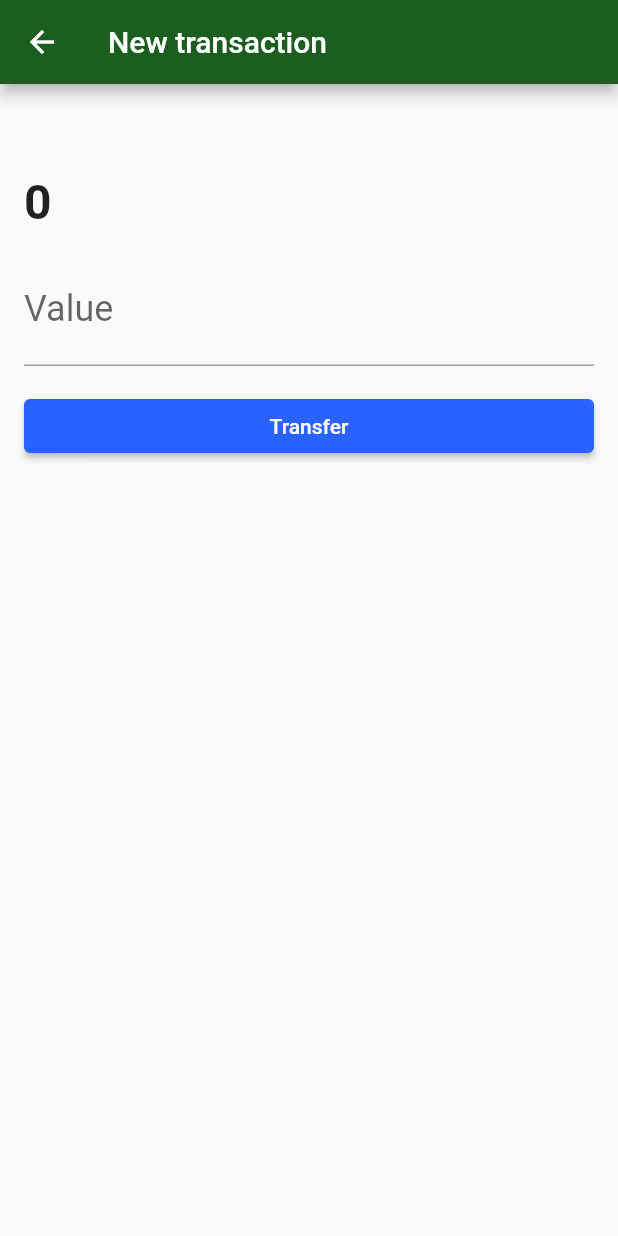
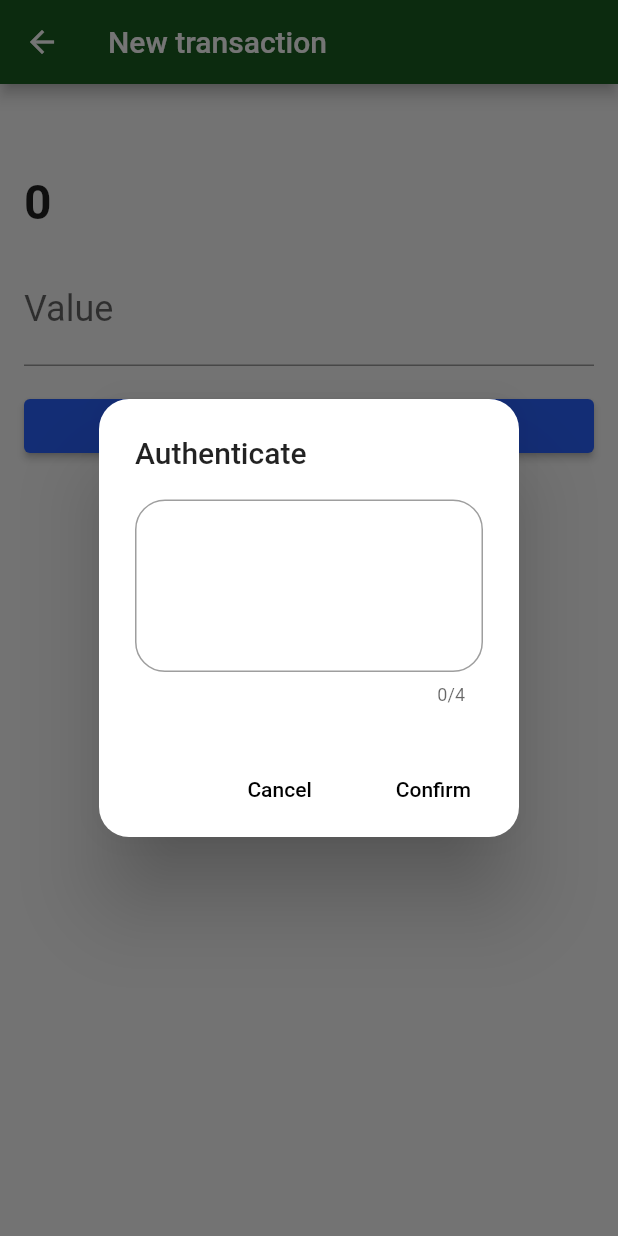
Before and after one commit to SirDiLouis/BytebankAlura, a Flutter app: the TransactionForm screen opened directly with empty values, after a tap on "Transfer", on a phone screen of 412 x 824 dp. Run offline on Flutter 3.47's test engine with Material 2 defaults, Android fonts, the phone set to English and light mode, and no system bars; our stand-ins replace sqflite; missing offline and left inert: http_interceptor, loading_animations; accounts and stored records are empty.

Commit message:
versão 2° curso

```diff
--- /dev/null
+++ b/lib/components/transaction_auth_dialog.dart
@@ -0,0 +1,56 @@
+import 'package:flutter/material.dart';
+
+class TransactionAuthDialog extends StatefulWidget {
+  final Function(String password) onConfirm;
+
+  TransactionAuthDialog({
+    @required this.onConfirm,
+  });
+
+  @override
+  _TransactionAuthDialogState createState() => _TransactionAuthDialogState();
+}
+
+class _TransactionAuthDialogState extends State<TransactionAuthDialog> {
+  TextEditingController _passwordController = TextEditingController();
+
+  @override
+  Widget build(BuildContext context) {
+    return AlertDialog(
+      shape: RoundedRectangleBorder(
+        borderRadius: BorderRadius.circular(20),
+      ),
+      title: Text('Authenticate'),
+      content: TextField(
+        controller: _passwordController,
+        obscureText: true,
+        maxLength: 4,
+        maxLengthEnforced: true,
+        textAlign: TextAlign.center,
+        keyboardType: TextInputType.number,
+        decoration: InputDecoration(
+          border: OutlineInputBorder(
+            borderRadius: BorderRadius.circular(20),
+          ),
+        ),
+        style: TextStyle(
+          fontSize: 64,
+          letterSpacing: 24,
+        ),
+      ),
+      actions: [
+        FlatButton(
+          onPressed: () => Navigator.pop(context),
+          child: Text('Cancel'),
+        ),
+        FlatButton(
+          onPressed: () {
+            widget.onConfirm(_passwordController.text);
+            Navigator.pop(context);
+          },
+          child: Text('Confirm'),
+        ),
+      ],
+    );
+  }
+}
--- a/lib/models/contact.dart
+++ b/lib/models/contact.dart
@@ -13,4 +13,14 @@ class Contact {
   String toString() {
     return 'Contact{id: $id, name: $name, accountNumber: $accountNumber}';
   }
+
+  Contact.fromJson(Map<String, dynamic> json)
+      : id = json['id'],
+        name = json['name'],
+        accountNumber = json['accountNumber'];
+
+  Map<String, dynamic> toJson() => {
+        'name': name,
+        'accountNumber': accountNumber,
+      };
 }
--- a/lib/models/transaction.dart
+++ b/lib/models/transaction.dart
@@ -5,13 +5,21 @@ class Transaction {
   final Contact contact;
 
   Transaction(
-      this.value,
-      this.contact,
-      );
+    this.value,
+    this.contact,
+  );
+
+  Transaction.fromJason(Map<String, dynamic> json)
+      : value = json['value'],
+        contact = Contact.fromJson(json['contact']);
+
+  Map<String, dynamic> toJson() => {
+        'value': value,
+        'contact': contact.toJson(),
+      };
 
   @override
   String toString() {
     return 'Transaction{value: $value, contact: $contact}';
   }
-
 }
--- a/lib/screens/transaction_form.dart
+++ b/lib/screens/transaction_form.dart
@@ -1,3 +1,5 @@
+import 'package:bytebank/components/transaction_auth_dialog.dart';
+import 'package:bytebank/http/web-clients/transaction_webclient.dart';
 import 'package:bytebank/models/contact.dart';
 import 'package:bytebank/models/transaction.dart';
 import 'package:flutter/material.dart';
@@ -13,6 +15,7 @@ class TransactionForm extends StatefulWidget {
 
 class _TransactionFormState extends State<TransactionForm> {
   final TextEditingController _valueController = TextEditingController();
+  final TransactionWebClient _webClient = TransactionWebClient();
 
   @override
   Widget build(BuildContext context) {
@@ -56,17 +59,46 @@ class _TransactionFormState extends State<TransactionForm> {
                 child: SizedBox(
                   width: double.maxFinite,
                   child: RaisedButton(
-                    child: Text('Transfer'), onPressed: () {
-                      final double value = double.tryParse(_valueController.text);
-                      final transactionCreated = Transaction(value, widget.contact);
-                  },
+                    child: Text('Transfer'),
+                    onPressed: () {
+                      final double value =
+                          double.tryParse(_valueController.text);
+                      final transactionCreated =
+                          Transaction(value, widget.contact);
+                      showDialog(
+                        context: context,
+                        builder: (contextDialog) {
+                          return TransactionAuthDialog(
+                            onConfirm: (String password) {
+                              _save(transactionCreated, password, context);
+                            },
+                          );
+                        },
+                      );
+                    },
                   ),
                 ),
-              )
+              ),
             ],
           ),
         ),
       ),
     );
   }
+
+  void _save(
+    Transaction transactionCreated,
+    String password,
+    BuildContext context,
+  ) async {
+    _webClient.save(transactionCreated, password).then(
+      (transaction) {
+        if (transaction != null) {
+          Navigator.pop(context);
+        }
+      },
+    ).catchError((e) {
+      print(e);
+    },);
+  }
 }
```
Also changed, not shown: lib/components/route_animation.dart (added, +22 -0 lines), lib/http/interceptors/logging_interceptor.dart (added, +21 -0 lines), lib/http/web-clients/transaction_webclient.dart (added, +35 -0 lines), lib/http/webclient.dart (+1 -70 lines), lib/screens/contacts_list.dart (+3 -23 lines), lib/screens/dashboard.dart (+9 -20 lines), lib/screens/transactions_list.dart (+5 -2 lines).
